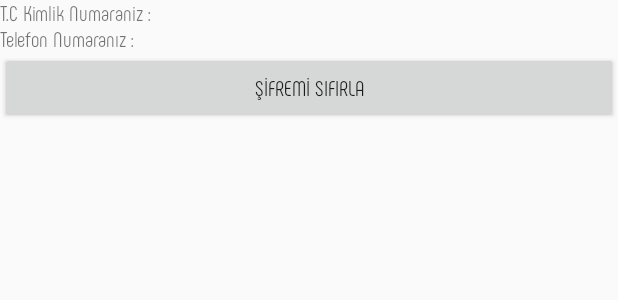
After one commit to hacegan/arabulkazan, an Android app: the layout fragment_sifremiunuttum.xml on its own in the app's theme, with its tools: preview values and no code run, on a phone screen of 412 x 824 dp. The commit adds this screen. Shown: the top 300 px of the screen. Run offline under Robolectric (Android 15) with nearby library versions, the phone set to English and light mode, and no system bars; Roboto replaces fonts that are not available here.

Commit message:
sifremiunuttum layout ve reklam date türünün belli formata uygun olmasının düzeltilmesi.

```diff
--- a/app/src/main/java/arabulkazan/albatros/com/arabulkazan/Helpers/Constants.java
+++ b/app/src/main/java/arabulkazan/albatros/com/arabulkazan/Helpers/Constants.java
@@ -1,4 +1,6 @@
 package arabulkazan.albatros.com.arabulkazan.Helpers;
+
+import java.text.SimpleDateFormat;
 
 /**
  * Created by PC on 29.03.2018.
@@ -8,5 +10,6 @@ public class Constants {
 
 
     public static String REST_URL="http://automzen.com/arabulkazan/service/service.php";
+    public static SimpleDateFormat dateFormat = new SimpleDateFormat("yyyy-MM-dd HH:mm:ss");
 
 }
--- a/app/src/main/res/layout/fragment_revenues.xml
+++ b/app/src/main/res/layout/fragment_revenues.xml
@@ -66,7 +66,7 @@
         android:layout_centerHorizontal="true"
         android:layout_marginBottom="77dp"
         ads:adSize="BANNER"
-        ads:adUnitId="ca-app-pub-6235102139907642/8560385339"></com.google.android.gms.ads.AdView>
+        ads:adUnitId="ca-app-pub-3940256099942544/6300978111"></com.google.android.gms.ads.AdView>
 
 
 </RelativeLayout>
--- /dev/null
+++ b/app/src/main/res/layout/fragment_sifremiunuttum.xml
@@ -0,0 +1,20 @@
+<?xml version="1.0" encoding="utf-8"?>
+<LinearLayout xmlns:android="http://schemas.android.com/apk/res/android"
+    android:orientation="vertical" android:layout_width="match_parent"
+    android:layout_height="match_parent">
+
+    <TextView
+        android:layout_width="match_parent"
+        android:layout_height="wrap_content"
+        android:text="T.C Kimlik Numaraniz : " />
+
+    <TextView
+        android:layout_width="match_parent"
+        android:layout_height="wrap_content"
+        android:text="Telefon Numaranız : " />
+
+    <Button
+        android:layout_width="match_parent"
+        android:layout_height="wrap_content"
+        android:text="ŞİFREMİ SIFIRLA" />
+</LinearLayout>
```
Also changed, not shown: app/src/main/java/arabulkazan/albatros/com/arabulkazan/Fragments/MyWallet.java (+20 -27 lines), app/src/main/java/arabulkazan/albatros/com/arabulkazan/Fragments/Revenues.java (+50 -64 lines), app/src/main/java/arabulkazan/albatros/com/arabulkazan/Helpers/Data.java (+3 -5 lines).
